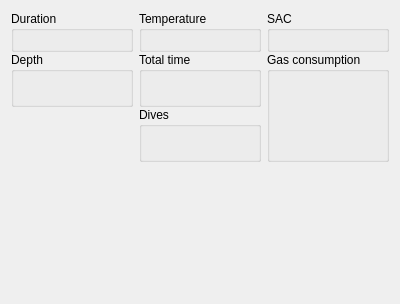
subsurface/subsurface, file desktop-widgets/tab-widgets/TabDiveStatistics.ui: the form before one commit.
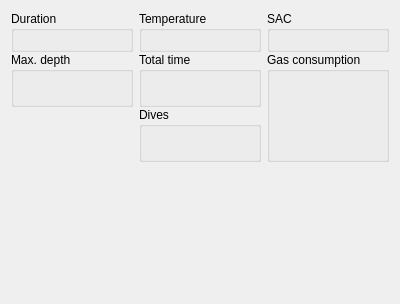
The form after the commit. Custom widgets are drawn as their Qt base class.

Commit message:
Show average max depth in statistics tab
This makes more sense than average depth. The min entry is also
about max depth for a dive.

```diff
--- a/desktop-widgets/tab-widgets/TabDiveStatistics.ui
+++ b/desktop-widgets/tab-widgets/TabDiveStatistics.ui
@@ -70,7 +70,7 @@
          <item row="1" column="0">
           <widget class="QGroupBox" name="groupBoxb">
            <property name="title">
-            <string>Depth</string>
+            <string>Max. depth</string>
            </property>
            <layout class="QHBoxLayout" name="statsDepthLayout">
             <item>
```
The commit also changes 1 other file.
